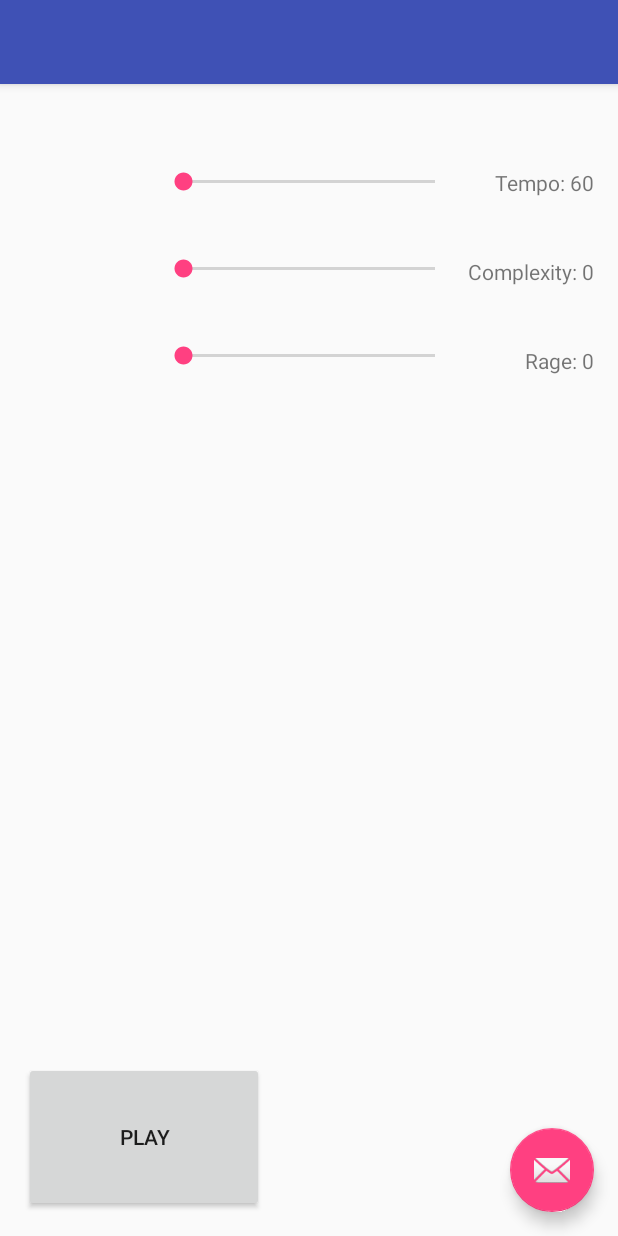
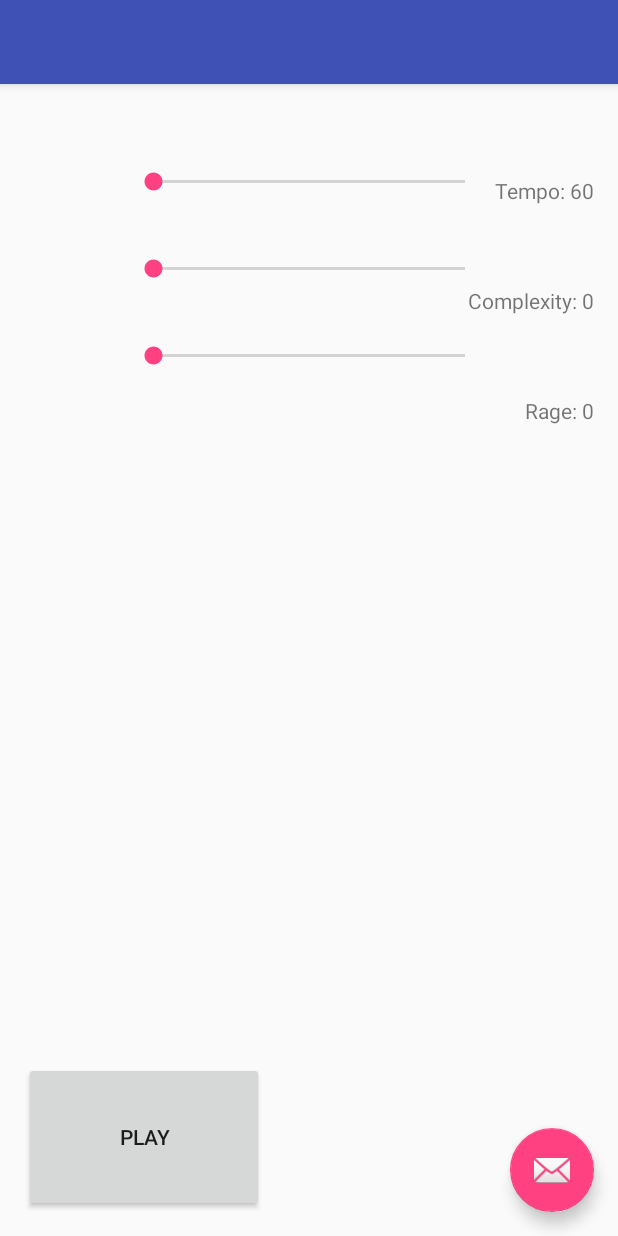
Before and after one commit to celowsky/autodj, an Android app: the screen it shows after launch (Composer), on a phone screen of 412 x 824 dp. Run offline under Robolectric (Android 15) with nearby library versions, the phone set to English and light mode, and no system bars; libraries missing offline, so code that uses them is left out: com.google.api.client; pictures from the network do not load; 2 statements that could not run were skipped.

Commit message:
Changed the alignment of our three seek bars and their respective text views

```diff
--- a/app/src/main/java/com/autodjteam/autodj/autodj/Composer.java
+++ b/app/src/main/java/com/autodjteam/autodj/autodj/Composer.java
@@ -37,7 +37,10 @@ public class Composer extends AppCompatActivity{
     public boolean isPlaying;
     //public Performer playback;
 	public SeekBar tempoSeekBar;
+	public SeekBar complexitySeekBar;
+	public SeekBar rageSeekBar;
 	public SoundPool soundPool;
+
 
 	protected void onCreate(Bundle savedInstanceState) {
 		super.onCreate(savedInstanceState);
@@ -47,8 +50,44 @@ public class Composer extends AppCompatActivity{
 		tempoSeekBar = (SeekBar) findViewById(R.id.tempoSeekBar);
 		tempoSeekBar.setOnSeekBarChangeListener(new SeekBar.OnSeekBarChangeListener() {
 			public void onProgressChanged(SeekBar mySeekBar, int progress, boolean fromUser) {
-                TextView tempoTextView = (TextView)findViewById(R.id.tempoTextView);
+				TextView tempoTextView = (TextView) findViewById(R.id.tempoTextView);
 				tempoTextView.setText(String.valueOf("Tempo: " + tempoTransform(progress)));
+			}
+
+			@Override
+			public void onStartTrackingTouch(SeekBar seekBar) {
+
+			}
+
+			@Override
+			public void onStopTrackingTouch(SeekBar seekBar) {
+
+			}
+		});
+
+		complexitySeekBar = (SeekBar) findViewById(R.id.complexitySeekBar);
+		complexitySeekBar.setOnSeekBarChangeListener(new SeekBar.OnSeekBarChangeListener() {
+			public void onProgressChanged(SeekBar mySeekBar, int progress, boolean fromUser) {
+				TextView complexityTextView = (TextView)findViewById(R.id.complexityTextView);
+				complexityTextView.setText(String.valueOf("Complexity: " + progress));
+			}
+
+			@Override
+			public void onStartTrackingTouch(SeekBar seekBar) {
+
+			}
+
+			@Override
+			public void onStopTrackingTouch(SeekBar seekBar) {
+
+			}
+		});
+
+		rageSeekBar = (SeekBar) findViewById(R.id.rageSeekBar);
+		rageSeekBar.setOnSeekBarChangeListener(new SeekBar.OnSeekBarChangeListener() {
+			public void onProgressChanged(SeekBar mySeekBar, int progress, boolean fromUser) {
+				TextView rageTextView = (TextView)findViewById(R.id.rageTextView);
+				rageTextView.setText(String.valueOf("Rage: " + progress));
 			}
 
 			@Override
--- a/app/src/main/res/layout/content_main.xml
+++ b/app/src/main/res/layout/content_main.xml
@@ -13,9 +13,10 @@
 
     <SeekBar
         android:layout_height="wrap_content"
-        android:layout_width="200dp"
+        android:layout_width="240dp"
         android:layout_centerHorizontal="true"
         android:paddingTop="40dp"
+        android:paddingRight="52dp"
         android:max="90"
         android:id="@+id/tempoSeekBar" />
 
@@ -24,43 +25,46 @@
         android:text="Tempo: 60"
         android:layout_width="wrap_content"
         android:layout_height="wrap_content"
-        android:layout_centerHorizontal="true"
-        android:paddingTop="40dp"
+        android:paddingTop="45dp"
         android:layout_alignParentRight="true"
         android:id="@+id/tempoTextView" />
 
     <SeekBar
         android:layout_height="wrap_content"
-        android:layout_width="200dp"
+        android:layout_width="240dp"
         android:layout_centerHorizontal="true"
         android:paddingTop="40dp"
+        android:paddingRight="52dp"
         android:layout_below="@id/tempoSeekBar"
         android:max="10"
         android:id="@+id/complexitySeekBar" />
 
 
-    <TextView android:text="Complexity: 0" android:layout_width="wrap_content"
+    <TextView
+        android:text="Complexity: 0"
+        android:layout_width="wrap_content"
         android:layout_height="wrap_content"
-        android:layout_centerHorizontal="true"
         android:layout_alignParentRight="true"
-        android:paddingTop="40dp"
+        android:paddingTop="54dp"
         android:layout_below="@id/tempoTextView"
         android:id="@+id/complexityTextView" />
 
     <SeekBar
         android:layout_height="wrap_content"
-        android:layout_width="200dp"
+        android:layout_width="240dp"
         android:layout_centerHorizontal="true"
         android:max="10"
+        android:paddingRight="52dp"
         android:paddingTop="40dp"
         android:layout_below="@id/complexitySeekBar"
         android:id="@+id/rageSeekBar" />
 
 
-    <TextView android:text="Rage: 0" android:layout_width="wrap_content"
+    <TextView
+        android:text="Rage: 0"
+        android:layout_width="wrap_content"
         android:layout_height="wrap_content"
-        android:layout_centerHorizontal="true"
-        android:paddingTop="40dp"
+        android:paddingTop="54dp"
         android:layout_alignParentRight="true"
         android:layout_below="@id/complexityTextView"
         android:id="@+id/rageTextView" />
@@ -72,7 +76,7 @@
         android:layout_alignParentBottom="true"
         android:text="Play"
         android:onClick="playPause"
-        android:id="@+id/button" />
+        android:id="@+id/playButton" />
 
 
 </RelativeLayout>
```
Also changed, not shown: 14 other files. Lines whose indentation alone changed are shown as unchanged.
